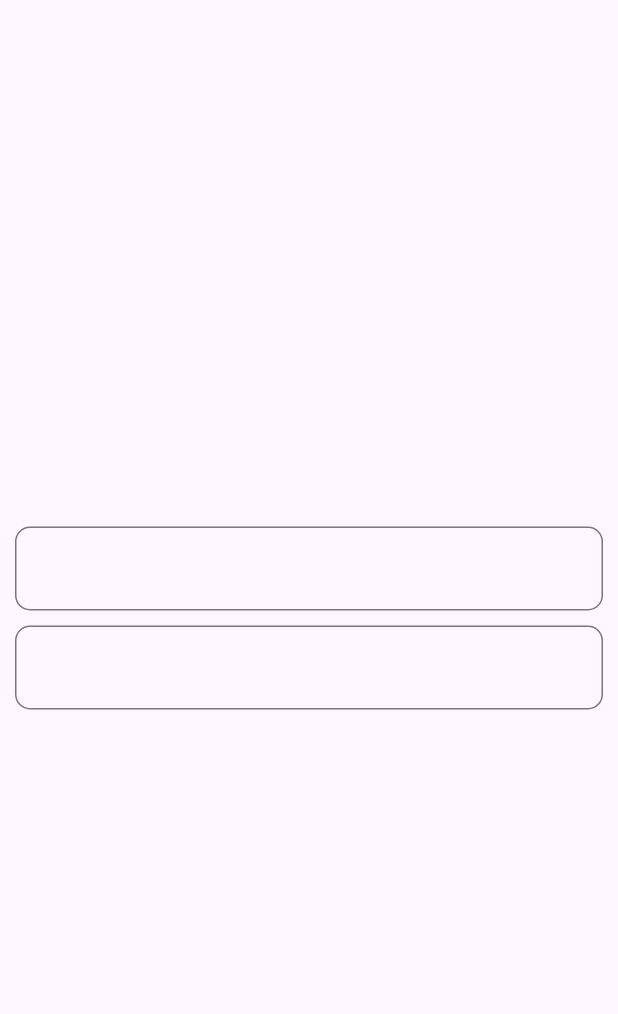
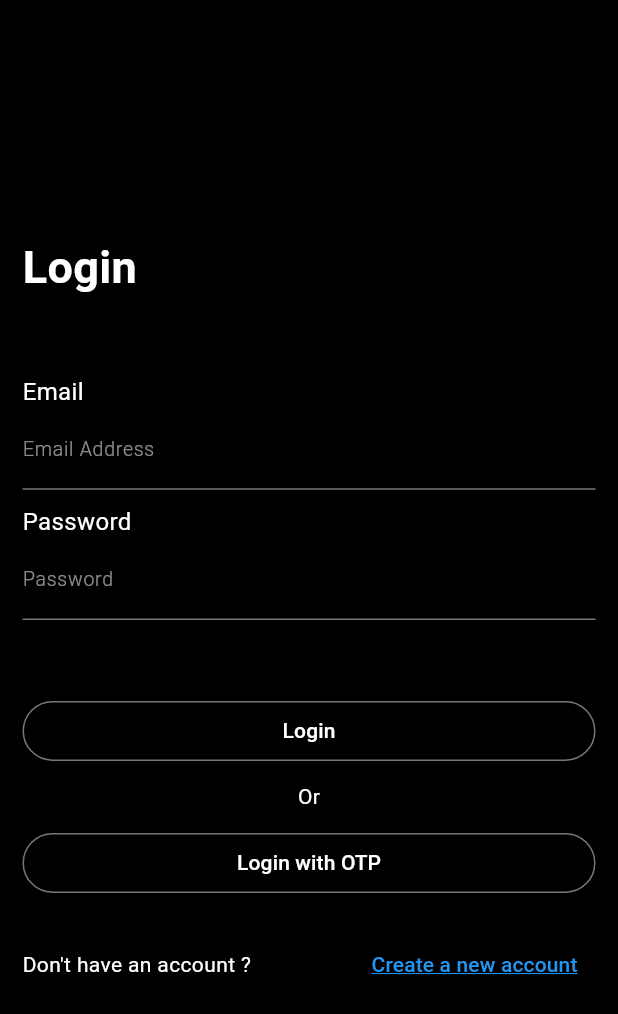
Before and after one commit to Nibzz007/tinycc_url_shortner, a Flutter app: the screen it shows after launch, on a phone screen of 412 x 824 dp. Shown: the top 1014 px of the screen. Run offline on Flutter 3.47's test engine with Material 2 defaults, Android fonts, the light colour scheme and no system bars.

Commit message:
login page UI completed

```diff
--- a/lib/main.dart
+++ b/lib/main.dart
@@ -1,5 +1,6 @@
 import 'package:flutter/material.dart';
 import 'package:tinycc_app/view/splash_view/splash_screen.dart';
+
 
 void main() {
   runApp(const MyApp());
@@ -10,6 +11,9 @@ class MyApp extends StatelessWidget {
 
   @override
   Widget build(BuildContext context) {
+    final height = MediaQuery.of(context).size.height;
+    final width = MediaQuery.of(context).size.width;
+
     return MaterialApp(
       title: 'Flutter Demo',
       debugShowCheckedModeBanner: false,
--- /dev/null
+++ b/lib/utils/constants/colors.dart
@@ -0,0 +1,9 @@
+import 'package:flutter/material.dart';
+
+class AppColor {
+  static const kWhite = Colors.white;
+  static const kBlack = Colors.black;
+  static const kGrey = Colors.black;
+  static const kBlue = Colors.blue;
+  static const labelTextColor = Colors.white54;
+}
--- a/lib/utils/constants/sizes.dart
+++ b/lib/utils/constants/sizes.dart
@@ -1,4 +1,11 @@
 import 'package:flutter/material.dart';
 
-SizedBox kHeight5 = const SizedBox(height: 5,);
-SizedBox kHeight10 = const SizedBox(height: 10,);
+class AppSize {
+  static const SizedBox kHeight5 = SizedBox(height: 5);
+  static const SizedBox kHeight10 = SizedBox(height: 10);
+  static const SizedBox kHeight20 = SizedBox(height: 20);
+  static const SizedBox kHeight30 = SizedBox(height: 30);
+  static const SizedBox kHeight50 = SizedBox(height: 50);
+  static const SizedBox kHeight80 = SizedBox(height: 80);
+
+}
--- /dev/null
+++ b/lib/utils/constants/style.dart
@@ -0,0 +1,24 @@
+import 'package:flutter/material.dart';
+import 'package:tinycc_app/utils/constants/colors.dart';
+
+class AppStyle {
+  // Login head style
+  static const loginTextStyle = TextStyle(
+    color: AppColor.kWhite,
+    fontSize: 30,
+    fontWeight: FontWeight.bold,
+  );
+  // TextFormField head style
+  static const textFormFIeldheadStyle = TextStyle(
+    color: AppColor.kWhite,
+    fontSize: 16
+  );
+  // TextFormField labelText style
+  static const labelTextStyle = TextStyle(
+    color: AppColor.labelTextColor,
+    fontSize: 13,
+    fontWeight: FontWeight.w300
+  );
+  // Button style
+  static const buttonStyle = TextStyle(color: AppColor.kWhite,);
+}
--- a/lib/view/login_view/login_screen.dart
+++ b/lib/view/login_view/login_screen.dart
@@ -1,5 +1,8 @@
 import 'package:flutter/material.dart';
+import 'package:tinycc_app/utils/constants/colors.dart';
 import 'package:tinycc_app/utils/constants/sizes.dart';
+import 'package:tinycc_app/utils/constants/style.dart';
+import 'package:tinycc_app/view/login_view/widgets/textform_field_widget.dart';
 
 class LoginScreen extends StatelessWidget {
   const LoginScreen({super.key});
@@ -7,32 +10,99 @@ class LoginScreen extends StatelessWidget {
   @override
   Widget build(BuildContext context) {
     return Scaffold(
+      backgroundColor: AppColor.kBlack,
       body: Padding(
-        padding: EdgeInsets.all(10),
+        padding: const EdgeInsets.all(15),
         child: Column(
+          crossAxisAlignment: CrossAxisAlignment.start,
           mainAxisAlignment: MainAxisAlignment.center,
           children: [
-            TextFormFieldWIdget(),
-            kHeight10,
-            TextFormFieldWIdget(),
+            const Text(
+              'Login',
+              style: AppStyle.loginTextStyle,
+            ),
+            AppSize.kHeight50,
+            const Text(
+              'Email',
+              style: AppStyle.textFormFIeldheadStyle,
+            ),
+            TextFormFieldWIdget(
+              keyboardType: TextInputType.emailAddress,
+              labelText: 'Email Address',
+            ),
+            AppSize.kHeight10,
+            const Text(
+              'Password',
+              style: AppStyle.textFormFIeldheadStyle,
+            ),
+            TextFormFieldWIdget(
+              keyboardType: TextInputType.text,
+              labelText: 'Password',
+            ),
+            AppSize.kHeight50,
+            Row(
+              mainAxisAlignment: MainAxisAlignment.center,
+              children: [
+                Expanded(
+                  child: OutlinedButton(
+                    onPressed: () {},
+                    child: const Text(
+                      'Login',
+                      style: AppStyle.buttonStyle,
+                    ),
+                  ),
+                ),
+              ],
+            ),
+            AppSize.kHeight10,
+            Row(
+              mainAxisAlignment: MainAxisAlignment.center,
+              children: [
+                Text(
+                  'Or',
+                  style: TextStyle(color: AppColor.kWhite),
+                ),
+              ],
+            ),
+            AppSize.kHeight10,
+            Row(
+              mainAxisAlignment: MainAxisAlignment.center,
+              children: [
+                Expanded(
+                  child: OutlinedButton(
+                    onPressed: () {},
+                    child: const Text(
+                      'Login with OTP',
+                      style: AppStyle.buttonStyle,
+                    ),
+                  ),
+                ),
+              ],
+            ),
+            AppSize.kHeight20,
+            Row(
+              mainAxisAlignment: MainAxisAlignment.spaceBetween,
+              children: [
+                const Text(
+                  "Don't have an account ?",
+                  style: TextStyle(color: AppColor.kWhite),
+                ),
+                TextButton(
+                  onPressed: () {},
+                  child: const Text(
+                    'Create a new account',
+                    style: TextStyle(
+                      color: AppColor.kBlue,
+                      decoration: TextDecoration.underline,
+                      decorationColor: AppColor.kBlue,
+                    ),
+                  ),
+                )
+              ],
+            ),
           ],
         ),
       ),
     );
   }
 }
-
-class TextFormFieldWIdget extends StatelessWidget {
-  const TextFormFieldWIdget({
-    super.key,
-  });
-
-  @override
-  Widget build(BuildContext context) {
-    return TextFormField(
-      decoration: InputDecoration(
-        border: OutlineInputBorder(borderRadius: BorderRadius.circular(10)),
-      ),
-    );
-  }
-}
--- /dev/null
+++ b/lib/view/login_view/widgets/textform_field_widget.dart
@@ -0,0 +1,21 @@
+import 'package:flutter/material.dart';
+import 'package:tinycc_app/utils/constants/style.dart';
+
+class TextFormFieldWIdget extends StatelessWidget {
+  TextFormFieldWIdget(
+      {super.key, required this.keyboardType, required this.labelText});
+
+  TextInputType? keyboardType;
+  String? labelText;
+
+  @override
+  Widget build(BuildContext context) {
+    return TextFormField(
+      keyboardType: keyboardType,
+      decoration: InputDecoration(
+        labelText: labelText,
+        labelStyle: AppStyle.labelTextStyle,
+      ),
+    );
+  }
+}
```
